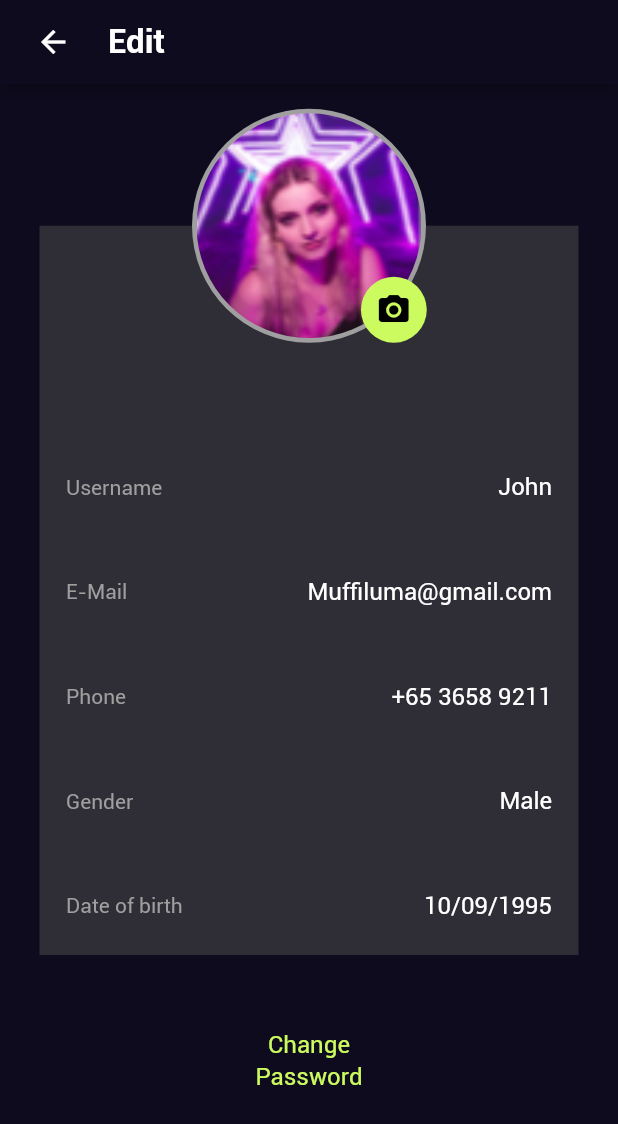
After one commit to LuongDuyDat/Music-World-App, a Flutter app: the EditProfile screen opened directly, on a phone screen of 412 x 824 dp. The commit adds this screen. Shown: the top 1124 px of the screen. Run offline on Flutter 3.47's test engine with Material 2 defaults, Android fonts, the phone set to English and light mode, and no system bars; our stand-ins replace carousel_slider.

Commit message:
add edit profile page

```diff
--- a/lib/screen/account/view/account.dart
+++ b/lib/screen/account/view/account.dart
@@ -1,6 +1,7 @@
-import 'package:flutter/cupertino.dart';
 import 'package:flutter/material.dart';
+import 'package:music_world_app/screen/account/view/edit_profile.dart';
 import 'package:music_world_app/util/globals.dart';
+import 'package:music_world_app/util/navigate.dart';
 
 import '../../../components/button.dart';
 import '../../../components/show_more_tile.dart';
@@ -25,7 +26,7 @@ class AccountPage extends StatelessWidget {
                   mainAxisAlignment: MainAxisAlignment.start,
                   children: [
                     Image.asset(
-                      "assets/images/Album1.png",
+                      "assets/images/avatar.png",
                       width: 0.2133 * screenWidth,
                       height: 0.2133 * screenWidth,
                       fit: BoxFit.cover,
@@ -83,10 +84,13 @@ class AccountPage extends StatelessWidget {
                             width: 0.208 * screenWidth,
                             height: screenHeight * 0.0345,
                             child: Button(
-                              text: followString,
+                              text: editString,
                               radius: 0,
                               minimumSize: screenHeight * 0.0345,
-                              type: bodyRegular3,
+                              type: bodyRoboto2,
+                              onPressed: () {
+                                Navigate.pushPage(context, const EditProfile());
+                              },
                             ),
                           ),
                         ],
--- /dev/null
+++ b/lib/screen/account/view/edit_profile.dart
@@ -0,0 +1,172 @@
+import 'package:flutter/material.dart';
+import 'package:music_world_app/util/string.dart';
+
+import '../../../util/colors.dart';
+import '../../../util/globals.dart';
+import '../../../util/navigate.dart';
+import '../../../util/text_style.dart';
+
+class EditProfile extends StatelessWidget {
+  const EditProfile({Key? key}) : super(key: key);
+
+  @override
+  Widget build(BuildContext context) {
+    return Scaffold(
+      resizeToAvoidBottomInset: false,
+      backgroundColor: backgroundColor,
+      appBar: AppBar(
+        backgroundColor: backgroundColor,
+        leading: IconButton(
+          padding: EdgeInsets.only(left: 0.0365 * screenWidth),
+          icon: const Icon(Icons.arrow_back),
+          iconSize: 24,
+          onPressed: () {
+            Navigate.popPage(context);
+          },
+        ),
+        title: Text(
+          editString,
+          style: title5.copyWith(color: textPrimaryColor),
+        ),
+      ),
+      body: Column(
+        children: [
+          SizedBox(height: 0.02 * screenHeight,),
+          Stack(
+            children: [
+              Padding(
+                padding: EdgeInsets.fromLTRB(0.064 * screenWidth, 0.1893 * screenWidth , 0.064 * screenWidth, 0),
+                child: Container(
+                    decoration: const BoxDecoration(
+                      color: Color.fromARGB(150, 70, 70, 70),
+                    ),
+                    height: 0.59 * screenHeight,
+                    child: Padding(
+                      padding: EdgeInsets.symmetric(horizontal: 0.04267 * screenWidth),
+                      child: Column(
+                        crossAxisAlignment: CrossAxisAlignment.start,
+                        children: [
+                          SizedBox(height: 0.2 * screenHeight,),
+                          Row(
+                            mainAxisAlignment: MainAxisAlignment.spaceBetween,
+                            children: [
+                              Text(
+                                userNameString,
+                                style: lyric.copyWith(color: neutralColor2),
+                              ),
+                              Text(
+                                "John",
+                                style: bodyRegular1.copyWith(color: textPrimaryColor),
+                              ),
+                            ],
+                          ),
+                          SizedBox(height: 0.0616 * screenHeight,),
+                          Row(
+                            mainAxisAlignment: MainAxisAlignment.spaceBetween,
+                            children: [
+                              Text(
+                                emailString,
+                                style: lyric.copyWith(color: neutralColor2),
+                              ),
+                              Text(
+                                "Muffiluma@gmail.com",
+                                style: bodyRegular1.copyWith(color: textPrimaryColor),
+                              ),
+                            ],
+                          ),
+                          SizedBox(height: 0.0616 * screenHeight,),
+                          Row(
+                            mainAxisAlignment: MainAxisAlignment.spaceBetween,
+                            children: [
+                              Text(
+                                phoneString,
+                                style: lyric.copyWith(color: neutralColor2),
+                              ),
+                              Text(
+                                "+65 3658 9211",
+                                style: bodyRegular1.copyWith(color: textPrimaryColor),
+                              ),
+                            ],
+                          ),
+                          SizedBox(height: 0.0616 * screenHeight,),
+                          Row(
+                            mainAxisAlignment: MainAxisAlignment.spaceBetween,
+                            children: [
+                              Text(
+                                genderString,
+                                style: lyric.copyWith(color: neutralColor2),
+                              ),
+                              Text(
+                                "Male",
+                                style: bodyRegular1.copyWith(color: textPrimaryColor),
+                              ),
+                            ],
+                          ),
+                          SizedBox(height: 0.0616 * screenHeight,),
+                          Row(
+                            mainAxisAlignment: MainAxisAlignment.spaceBetween,
+                            children: [
+                              Text(
+                                dateBirthString,
+                                style: lyric.copyWith(color: neutralColor2),
+                              ),
+                              Text(
+                                "10/09/1995",
+                                style: bodyRegular1.copyWith(color: textPrimaryColor),
+                              ),
+                            ],
+                          ),
+                        ],
+                      ),
+                    )
+                ),
+              ),
+              Align(
+                alignment: Alignment.center,
+                child: CircleAvatar(
+                  radius: 0.1893 * screenWidth,
+                  backgroundColor: neutralColor2,
+                  child: Padding(
+                    padding: const EdgeInsets.all(2),
+                    child: ClipOval(
+                      child: Image.asset(
+                        "assets/images/avatar.png",
+                        fit: BoxFit.cover,
+                        width: 0.364 * screenWidth,
+                        height: 0.364 * screenWidth,
+                      ),
+                    ),
+                  ),
+                )
+              ),
+              Padding(
+                padding: EdgeInsets.fromLTRB(0.584 * screenWidth, 0.272 * screenWidth, 0, 0),
+                child: CircleAvatar(
+                  backgroundColor: primaryColor,
+                  radius: 0.0533 * screenWidth,
+                  child: const Icon(Icons.camera_alt, size: 24, color: Colors.black,),
+                ),
+              ),
+            ],
+          ),
+          SizedBox(height: 0.06 * screenHeight,),
+          SizedBox(
+            width: 100,
+            child: Align(
+              alignment: Alignment.center,
+              child: Text(
+                changePasswordString,
+                style: bodyRegular1.copyWith(
+                  color: primaryColor,
+                  height: 1.3,
+                ),
+                textAlign: TextAlign.center,
+              ),
+            ),
+          ),
+        ],
+      ),
+    );
+  }
+
+}
--- a/lib/util/string.dart
+++ b/lib/util/string.dart
@@ -55,3 +55,8 @@ String notificationString = lang == 'en' ? 'Notification' : 'Thông báo';
 String displayLanguageString = lang == 'en' ? 'Display Language' : 'Ngôn ngữ';
 String versionString = lang == 'en' ? 'Version' : 'Phiên bản';
 String signOutString = lang == 'en' ? 'SIGN OUT' : 'ĐĂNG XUẤT';
+String editString = lang == 'en' ? 'Edit' : 'Chỉnh sửa';
+String userNameString = lang == 'en' ? 'Username' : 'Tên';
+String genderString = lang == 'en' ? 'Gender' : 'Giới tính';
+String dateBirthString = lang == 'en' ? 'Date of birth' : 'Ngày sinh';
+String changePasswordString = lang == 'en' ? 'Change Password' : 'Đổi mật khẩu';
```
Also changed, not shown: assets/images/avatar.png (added).
